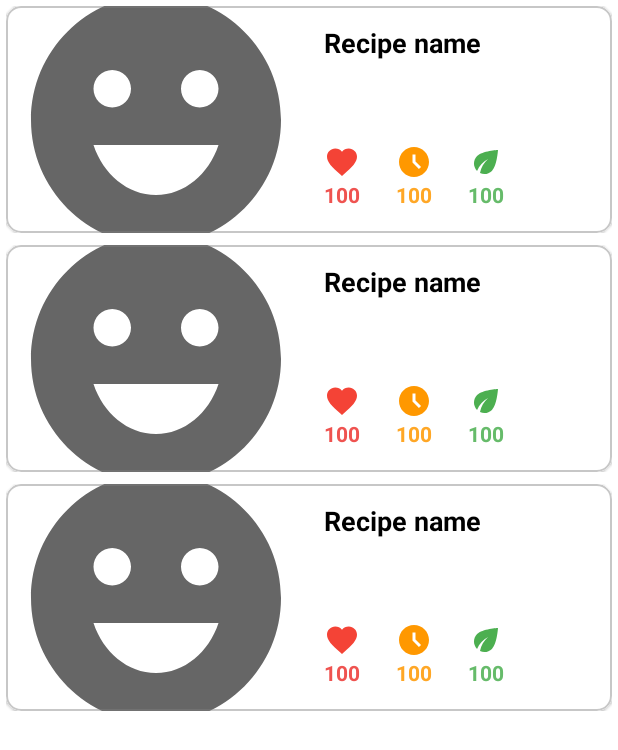
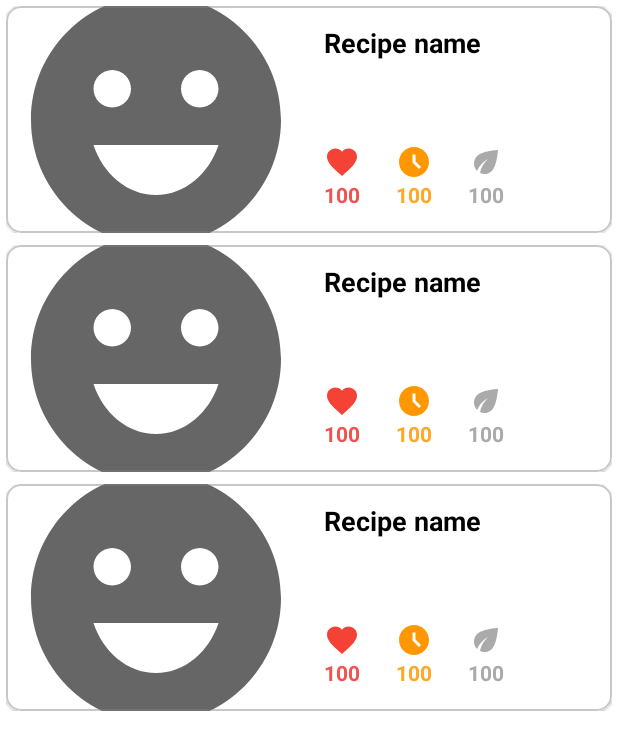
Before and after one commit to dracula151997/Foody, an Android app: the layout fragment_recipes.xml on its own in the app's theme, with its tools: preview values and no code run, on a phone screen of 412 x 824 dp. Shown: the top 750 px of the screen. Run offline under Robolectric (Android 15) with nearby library versions, the phone set to English and light mode, and no system bars; plain views replace ShimmerRecyclerView.

Commit message:
Create custom binding adapter for Recipe list item

```diff
--- a/app/src/main/res/layout/recipes_row_layout.xml
+++ b/app/src/main/res/layout/recipes_row_layout.xml
@@ -4,6 +4,7 @@
     xmlns:tools="http://schemas.android.com/tools">
 
     <data>
+
         <variable
             name="recipe"
             type="com.tutorial.foody.models.RecipeResult" />
@@ -12,9 +13,9 @@
     <androidx.constraintlayout.widget.ConstraintLayout
         android:layout_width="match_parent"
         android:layout_height="wrap_content"
+        android:layout_marginStart="4dp"
         android:layout_marginTop="4dp"
         android:layout_marginEnd="4dp"
-        android:layout_marginStart="4dp"
         android:layout_marginBottom="4dp">
 
         <com.google.android.material.card.MaterialCardView
@@ -50,12 +51,12 @@
                     android:id="@+id/recipe_text_view"
                     android:layout_width="0dp"
                     android:layout_height="wrap_content"
-                    android:text="@{recipe.title}"
                     android:layout_marginStart="12dp"
                     android:layout_marginTop="12dp"
                     android:layout_marginEnd="12dp"
                     android:ellipsize="end"
                     android:maxLines="2"
+                    android:text="@{recipe.title}"
                     android:textAppearance="@style/TextAppearance.AppCompat.Medium"
                     android:textColor="@android:color/black"
                     android:textStyle="bold"
@@ -69,12 +70,12 @@
                     android:id="@+id/description_text_view"
                     android:layout_width="0dp"
                     android:layout_height="wrap_content"
-                    android:text="@{recipe.summary}"
                     android:layout_marginStart="12dp"
                     android:layout_marginTop="12dp"
                     android:layout_marginEnd="12dp"
                     android:ellipsize="end"
                     android:maxLines="3"
+                    android:text="@{recipe.summary}"
                     android:textAppearance="@style/TextAppearance.AppCompat.Small"
                     app:layout_constraintEnd_toEndOf="parent"
                     app:layout_constraintHorizontal_bias="0.0"
@@ -88,7 +89,6 @@
                     android:layout_width="wrap_content"
                     android:layout_height="wrap_content"
                     android:layout_marginTop="24dp"
-                    app:tint="#F44336"
                     android:layout_marginBottom="35dp"
                     android:src="@drawable/ic_favorite"
                     app:layout_constraintBottom_toBottomOf="parent"
@@ -96,15 +96,17 @@
                     app:layout_constraintHorizontal_bias="0.0"
                     app:layout_constraintStart_toStartOf="@+id/likesTextView"
                     app:layout_constraintTop_toBottomOf="@+id/description_text_view"
-                    app:layout_constraintVertical_bias="0.112" />
+                    app:layout_constraintVertical_bias="0.112"
+                    app:tint="#F44336" />
 
                 <TextView
                     android:id="@+id/likesTextView"
+                    numberOfLikes="@{recipe.aggregateLikes}"
                     android:layout_width="wrap_content"
                     android:layout_height="wrap_content"
                     android:textAlignment="center"
+                    android:textColor="#EF5350"
                     android:textStyle="bold"
-                    android:textColor="#EF5350"
                     app:layout_constraintStart_toStartOf="@+id/description_text_view"
                     app:layout_constraintTop_toBottomOf="@+id/heartImageView"
                     tools:text="100" />
@@ -113,23 +115,24 @@
                     android:id="@+id/clockImageView"
                     android:layout_width="wrap_content"
                     android:layout_height="wrap_content"
-                    app:tint="#FF9800"
                     android:src="@drawable/ic_time_filled"
                     app:layout_constraintBottom_toBottomOf="parent"
                     app:layout_constraintEnd_toEndOf="@+id/clockTextView"
                     app:layout_constraintHorizontal_bias="1.0"
                     app:layout_constraintStart_toStartOf="@+id/clockTextView"
                     app:layout_constraintTop_toTopOf="@+id/heartImageView"
-                    app:layout_constraintVertical_bias="0.0" />
+                    app:layout_constraintVertical_bias="0.0"
+                    app:tint="#FF9800" />
 
                 <TextView
                     android:id="@+id/clockTextView"
+                    numberOfMinutes="@{recipe.readyInMinutes}"
                     android:layout_width="wrap_content"
                     android:layout_height="wrap_content"
                     android:layout_marginStart="24dp"
                     android:textAlignment="center"
+                    android:textColor="#FFA726"
                     android:textStyle="bold"
-                    android:textColor="#FFA726"
                     app:layout_constraintStart_toEndOf="@+id/likesTextView"
                     app:layout_constraintTop_toBottomOf="@+id/clockImageView"
                     tools:text="100" />
@@ -138,22 +141,23 @@
                     android:id="@+id/leafImageView"
                     android:layout_width="wrap_content"
                     android:layout_height="wrap_content"
-                    app:tint="#4CAF50"
                     android:src="@drawable/ic_eco"
                     app:layout_constraintBottom_toBottomOf="parent"
                     app:layout_constraintEnd_toEndOf="@+id/leafTextView"
                     app:layout_constraintStart_toStartOf="@+id/leafTextView"
                     app:layout_constraintTop_toTopOf="@+id/clockImageView"
-                    app:layout_constraintVertical_bias="0.0" />
+                    app:layout_constraintVertical_bias="0.0"
+                    app:tint="@android:color/darker_gray" />
 
                 <TextView
                     android:id="@+id/leafTextView"
+                    isVegen="@{recipe.vegan}"
                     android:layout_width="wrap_content"
                     android:layout_height="wrap_content"
                     android:layout_marginStart="24dp"
                     android:textAlignment="center"
+                    android:textColor="@android:color/darker_gray"
                     android:textStyle="bold"
-                    android:textColor="#66BB6A"
                     app:layout_constraintStart_toEndOf="@+id/clockTextView"
                     app:layout_constraintTop_toBottomOf="@+id/leafImageView"
                     tools:text="100" />
--- a/app/src/main/res/values/colors.xml
+++ b/app/src/main/res/values/colors.xml
@@ -7,4 +7,6 @@
     <color name="teal_700">#FF018786</color>
     <color name="black">#FF000000</color>
     <color name="white">#FFFFFFFF</color>
+    <color name="green_500">#4CAF50</color>
+    <color name="green_400">#66BB6A</color>
 </resources>
```
Also changed, not shown: app/src/main/java/com/tutorial/foody/bindingadapters/RecipeRowBindingAdapter.kt (added, +43 -0 lines).
